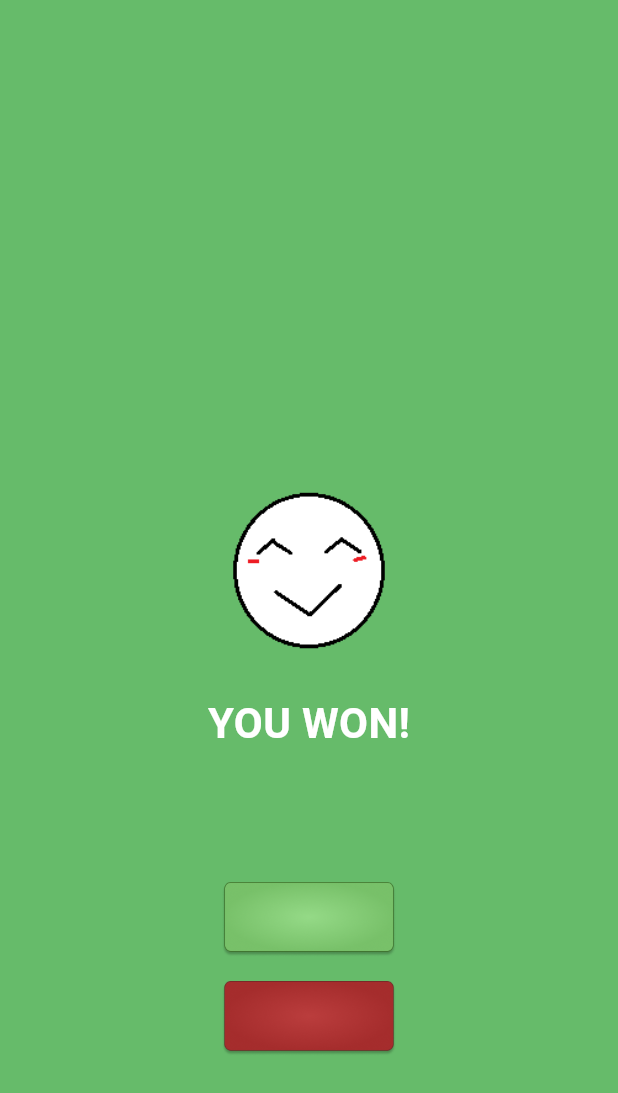
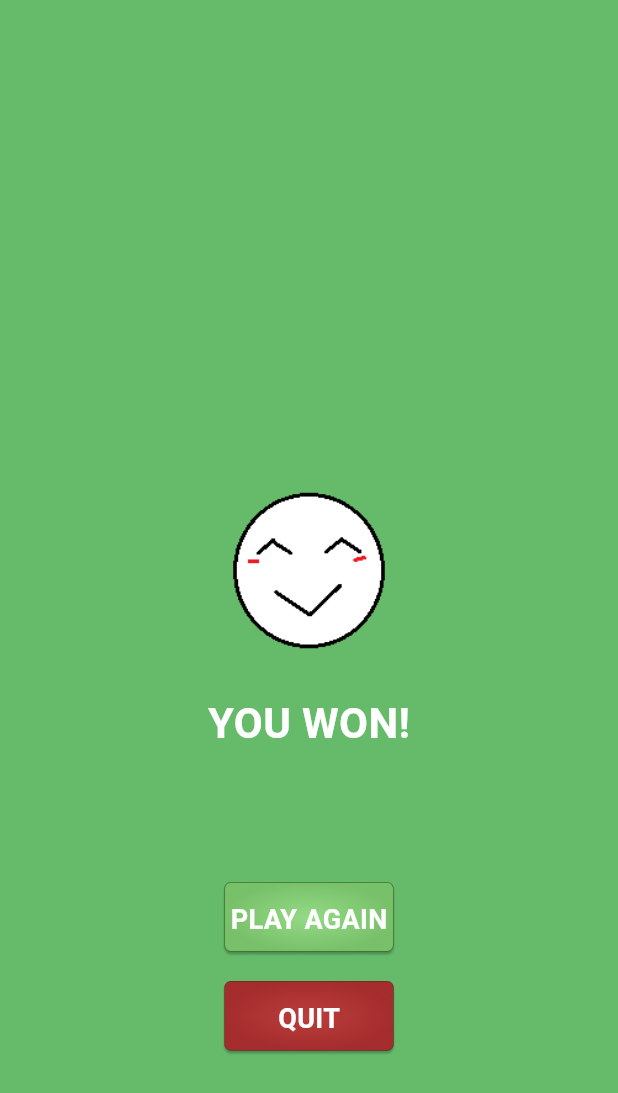
Before and after one commit to pzx118413/hangman-game-flutter, a Flutter app: the WinScreen screen opened directly, on a phone screen of 412 x 824 dp. Shown: the top 1093 px of the screen. Run offline on Flutter 3.47's test engine with Material 3 defaults, Android fonts, the phone set to English and light mode, and no system bars; our stand-ins replace audioplayers.

Commit message:
Fixed lack of text on buttons.

```diff
--- a/lib/screens/win_screen.dart
+++ b/lib/screens/win_screen.dart
@@ -48,23 +48,52 @@ class _WinScreenState extends State<WinScreen> {
             right: 0,
             child: Column(
               children: [
+                // PLAY AGAIN BUTTON
                 GestureDetector(
                   onTap: () {
                     Navigator.pop(context);
                   },
-                  child: Image.asset(
-                    'assets/images/Property1=Default.png',
-                    height: 50,
+                  child: Stack(
+                    alignment: Alignment.center,
+                    children: [
+                      Image.asset(
+                        'assets/images/Property1=Default.png',
+                        height: 50,
+                      ),
+                      const Text(
+                        'PLAY AGAIN',
+                        style: TextStyle(
+                          fontSize: 18,
+                          fontWeight: FontWeight.bold,
+                          color: Colors.white,
+                        ),
+                      ),
+                    ],
                   ),
                 ),
                 const SizedBox(height: 16),
+
+                // QUIT BUTTON
                 GestureDetector(
                   onTap: () {
                     Navigator.popUntil(context, (r) => r.isFirst);
                   },
-                  child: Image.asset(
-                    'assets/images/Property1=Quit.png',
-                    height: 50,
+                  child: Stack(
+                    alignment: Alignment.center,
+                    children: [
+                      Image.asset(
+                        'assets/images/Property1=Quit.png',
+                        height: 50,
+                      ),
+                      const Text(
+                        'QUIT',
+                        style: TextStyle(
+                          fontSize: 18,
+                          fontWeight: FontWeight.bold,
+                          color: Colors.white,
+                        ),
+                      ),
+                    ],
                   ),
                 ),
               ],
```
